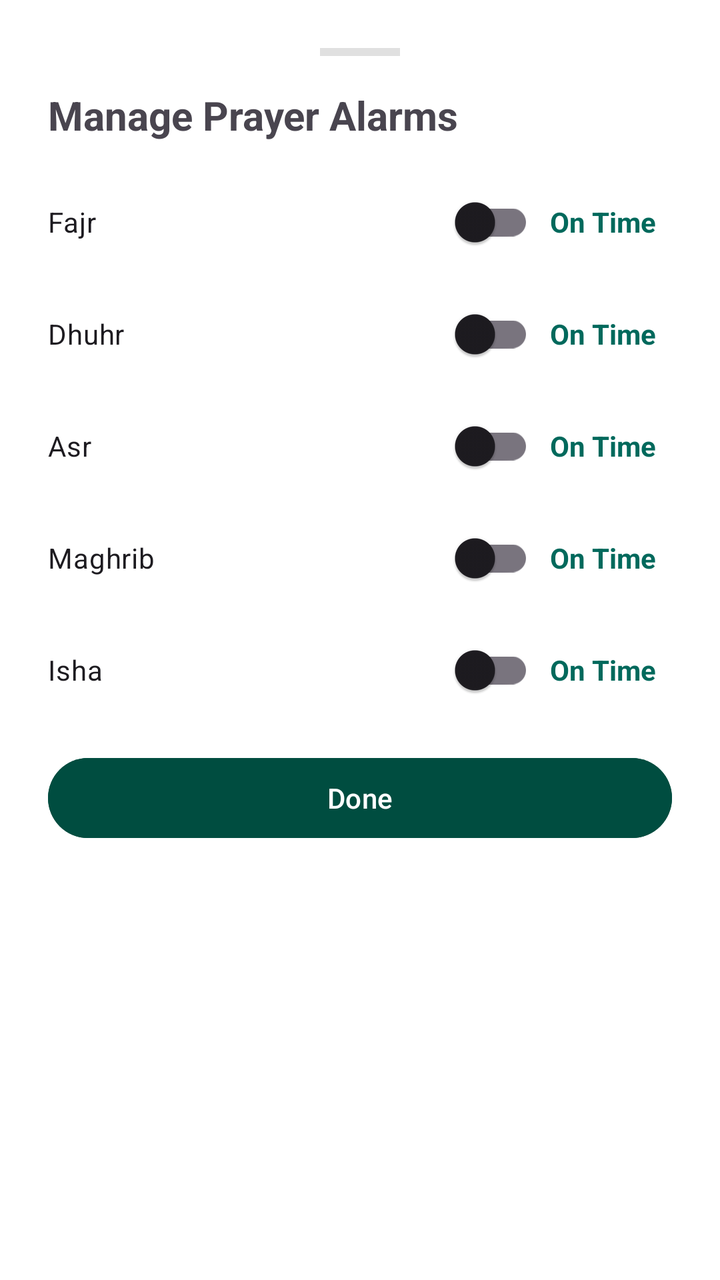
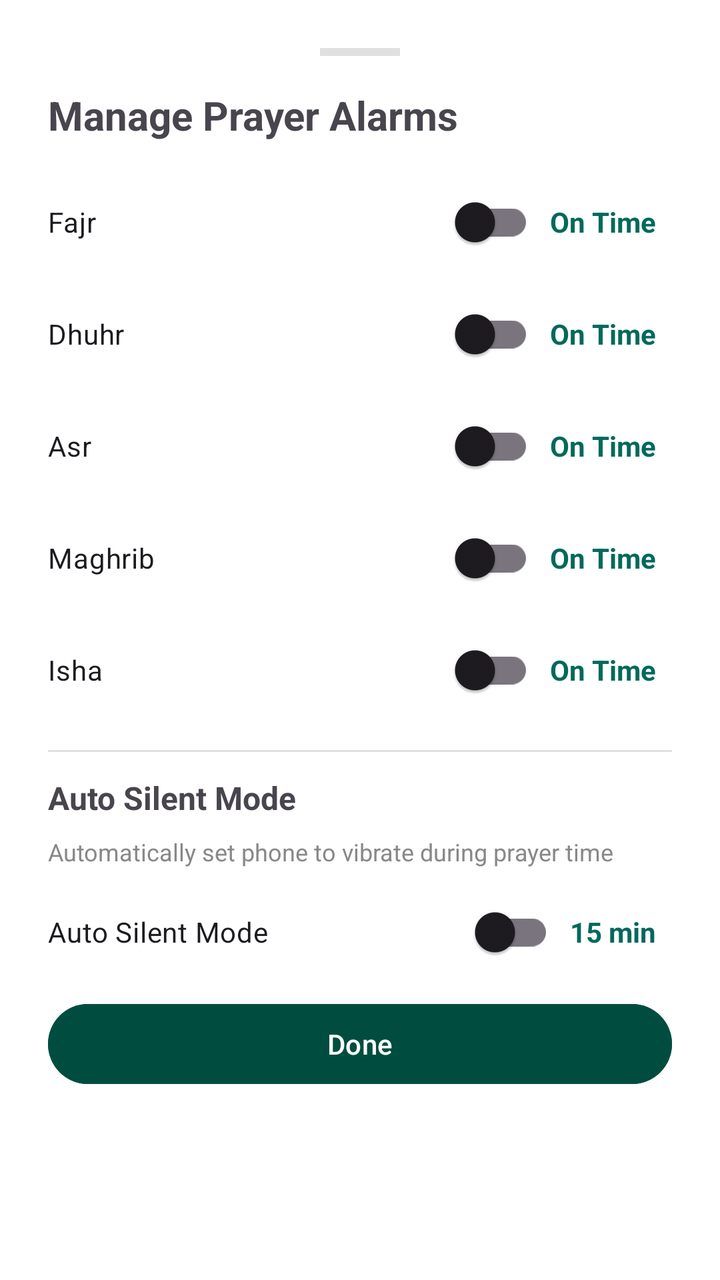

An Android layout rendered at two revisions. The XML below is the earlier revision; the diff shows what the commit changed to produce the second picture.
<!-- AndroidManifest.xml: application theme Theme.MoslemApp -->
<!-- res/layout/bottom_sheet_prayer_settings.xml -->
<?xml version="1.0" encoding="utf-8"?>
<LinearLayout xmlns:android="http://schemas.android.com/apk/res/android"
    android:layout_width="match_parent"
    android:layout_height="wrap_content"
    android:orientation="vertical"
    android:padding="24dp"
    android:background="@drawable/rounded_bottom_sheet_bg"> 

    <View
        android:layout_width="40dp"
        android:layout_height="4dp"
        android:layout_gravity="center_horizontal"
        android:background="#E0E0E0"
        android:layout_marginBottom="16dp"/>

    <TextView
        android:layout_width="wrap_content"
        android:layout_height="wrap_content"
        android:text="Manage Prayer Alarms"
        android:textSize="20sp"
        android:textStyle="bold"
        android:layout_marginBottom="16dp" />

    
    <LinearLayout
        android:layout_width="match_parent"
        android:layout_height="wrap_content"
        android:orientation="vertical"
        android:layout_marginBottom="8dp">

        <LinearLayout
            android:layout_width="match_parent"
            android:layout_height="wrap_content"
            android:orientation="horizontal"
            android:gravity="center_vertical">

            <com.google.android.material.switchmaterial.SwitchMaterial
                android:id="@+id/bsSwitchFajr"
                android:layout_width="0dp"
                android:layout_height="wrap_content"
                android:layout_weight="1"
                android:text="Fajr" />

            <TextView
                android:id="@+id/tvOffsetFajr"
                android:layout_width="wrap_content"
                android:layout_height="wrap_content"
                android:text="On Time"
                android:textColor="@color/primary_green"
                android:textStyle="bold"
                android:padding="8dp"
                android:background="?attr/selectableItemBackground"
                android:clickable="true"
                android:focusable="true"/>
        </LinearLayout>
    </LinearLayout>

    
    <LinearLayout
        android:layout_width="match_parent"
        android:layout_height="wrap_content"
        android:orientation="vertical"
        android:layout_marginBottom="8dp">

        <LinearLayout
            android:layout_width="match_parent"
            android:layout_height="wrap_content"
            android:orientation="horizontal"
            android:gravity="center_vertical">

            <com.google.android.material.switchmaterial.SwitchMaterial
                android:id="@+id/bsSwitchDhuhr"
                android:layout_width="0dp"
                android:layout_height="wrap_content"
                android:layout_weight="1"
                android:text="Dhuhr" />

            <TextView
                android:id="@+id/tvOffsetDhuhr"
                android:layout_width="wrap_content"
                android:layout_height="wrap_content"
                android:text="On Time"
                android:textColor="@color/primary_green"
                android:textStyle="bold"
                android:padding="8dp"
                android:background="?attr/selectableItemBackground"
                android:clickable="true"
                android:focusable="true"/>
        </LinearLayout>
    </LinearLayout>

    
    <LinearLayout
        android:layout_width="match_parent"
        android:layout_height="wrap_content"
        android:orientation="vertical"
        android:layout_marginBottom="8dp">

        <LinearLayout
            android:layout_width="match_parent"
            android:layout_height="wrap_content"
            android:orientation="horizontal"
            android:gravity="center_vertical">

            <com.google.android.material.switchmaterial.SwitchMaterial
                android:id="@+id/bsSwitchAsr"
                android:layout_width="0dp"
                android:layout_height="wrap_content"
                android:layout_weight="1"
                android:text="Asr" />

            <TextView
                android:id="@+id/tvOffsetAsr"
                android:layout_width="wrap_content"
                android:layout_height="wrap_content"
                android:text="On Time"
                android:textColor="@color/primary_green"
                android:textStyle="bold"
                android:padding="8dp"
                android:background="?attr/selectableItemBackground"
                android:clickable="true"
                android:focusable="true"/>
        </LinearLayout>
    </LinearLayout>

    
    <LinearLayout
        android:layout_width="match_parent"
        android:layout_height="wrap_content"
        android:orientation="vertical"
        android:layout_marginBottom="8dp">

        <LinearLayout
            android:layout_width="match_parent"
            android:layout_height="wrap_content"
            android:orientation="horizontal"
            android:gravity="center_vertical">

            <com.google.android.material.switchmaterial.SwitchMaterial
                android:id="@+id/bsSwitchMaghrib"
                android:layout_width="0dp"
                android:layout_height="wrap_content"
                android:layout_weight="1"
                android:text="Maghrib" />

            <TextView
                android:id="@+id/tvOffsetMaghrib"
                android:layout_width="wrap_content"
                android:layout_height="wrap_content"
                android:text="On Time"
                android:textColor="@color/primary_green"
                android:textStyle="bold"
                android:padding="8dp"
                android:background="?attr/selectableItemBackground"
                android:clickable="true"
                android:focusable="true"/>
        </LinearLayout>
    </LinearLayout>

    
    <LinearLayout
        android:layout_width="match_parent"
        android:layout_height="wrap_content"
        android:orientation="vertical"
        android:layout_marginBottom="16dp">

        <LinearLayout
            android:layout_width="match_parent"
            android:layout_height="wrap_content"
            android:orientation="horizontal"
            android:gravity="center_vertical">

            <com.google.android.material.switchmaterial.SwitchMaterial
                android:id="@+id/bsSwitchIsha"
                android:layout_width="0dp"
                android:layout_height="wrap_content"
                android:layout_weight="1"
                android:text="Isha" />

            <TextView
                android:id="@+id/tvOffsetIsha"
                android:layout_width="wrap_content"
                android:layout_height="wrap_content"
                android:text="On Time"
                android:textColor="@color/primary_green"
                android:textStyle="bold"
                android:padding="8dp"
                android:background="?attr/selectableItemBackground"
                android:clickable="true"
                android:focusable="true"/>
        </LinearLayout>
    </LinearLayout>

    <Button
        android:id="@+id/btnCloseSheet"
        android:layout_width="match_parent"
        android:layout_height="wrap_content"
        android:text="Done"
        android:textColor="@color/white"
        android:backgroundTint="@color/primary_green_dark"/>

</LinearLayout>
<!-- resources referenced by this layout -->
<resources>
  <color name="primary_green">#00695C</color>
  <color name="primary_green_dark">#004D40</color>
  <color name="white">#FFFFFFFF</color>
  <!-- drawable rounded_bottom_sheet_bg (drawable) -->
  <?xml version="1.0" encoding="utf-8"?>
  <shape xmlns:android="http://schemas.android.com/apk/res/android"
      android:shape="rectangle">
      <solid android:color="@color/white" />
      <corners
          android:topLeftRadius="16dp"
          android:topRightRadius="16dp" />
  </shape>
  <style name="Theme.MoslemApp" parent="Base.Theme.MoslemApp" />
  <style name="Base.Theme.MoslemApp" parent="Theme.Material3.DayNight.NoActionBar">
  
          <item name="colorPrimary">@color/teal_700</item>
          
          
          
          
          
          
          
          <item name="android:statusBarColor">?attr/colorPrimary</item>
          <item name="android:colorBackground">@android:color/white</item>
      </style>
  <color name="teal_700">#FF018786</color>
</resources>

<!-- the commit's change to res/layout/bottom_sheet_prayer_settings.xml (unified diff, before → after) -->
@@ -191,6 +191,56 @@
         </LinearLayout>
     </LinearLayout>
 
+    
+    <View
+        android:layout_width="match_parent"
+        android:layout_height="1dp"
+        android:background="#E0E0E0"
+        android:layout_marginBottom="12dp" />
+
+    <TextView
+        android:layout_width="wrap_content"
+        android:layout_height="wrap_content"
+        android:text="@string/auto_silent_mode"
+        android:textSize="16sp"
+        android:textStyle="bold"
+        android:layout_marginBottom="8dp" />
+
+    <TextView
+        android:layout_width="wrap_content"
+        android:layout_height="wrap_content"
+        android:text="@string/auto_silent_mode_desc"
+        android:textSize="12sp"
+        android:textColor="#888888"
+        android:layout_marginBottom="8dp" />
+
+    <LinearLayout
+        android:layout_width="match_parent"
+        android:layout_height="wrap_content"
+        android:orientation="horizontal"
+        android:gravity="center_vertical"
+        android:layout_marginBottom="8dp">
+
+        <com.google.android.material.switchmaterial.SwitchMaterial
+            android:id="@+id/bsSwitchAutoSilent"
+            android:layout_width="0dp"
+            android:layout_height="wrap_content"
+            android:layout_weight="1"
+            android:text="@string/auto_silent_mode" />
+
+        <TextView
+            android:id="@+id/tvSilentDuration"
+            android:layout_width="wrap_content"
+            android:layout_height="wrap_content"
+            android:text="15 min"
+            android:textColor="@color/primary_green"
+            android:textStyle="bold"
+            android:padding="8dp"
+            android:background="?attr/selectableItemBackground"
+            android:clickable="true"
+            android:focusable="true"/>
+    </LinearLayout>
+
     <Button
         android:id="@+id/btnCloseSheet"
         android:layout_width="match_parent"
<!-- resource entries referenced after the edit -->
@@ -12,6 +12,8 @@
           android:topLeftRadius="16dp"
           android:topRightRadius="16dp" />
   </shape>
+  <string name="auto_silent_mode">Auto Silent Mode</string>
+  <string name="auto_silent_mode_desc">Automatically set phone to vibrate during prayer time</string>
   <style name="Theme.MoslemApp" parent="Base.Theme.MoslemApp" />
   <style name="Base.Theme.MoslemApp" parent="Theme.Material3.DayNight.NoActionBar">
   
